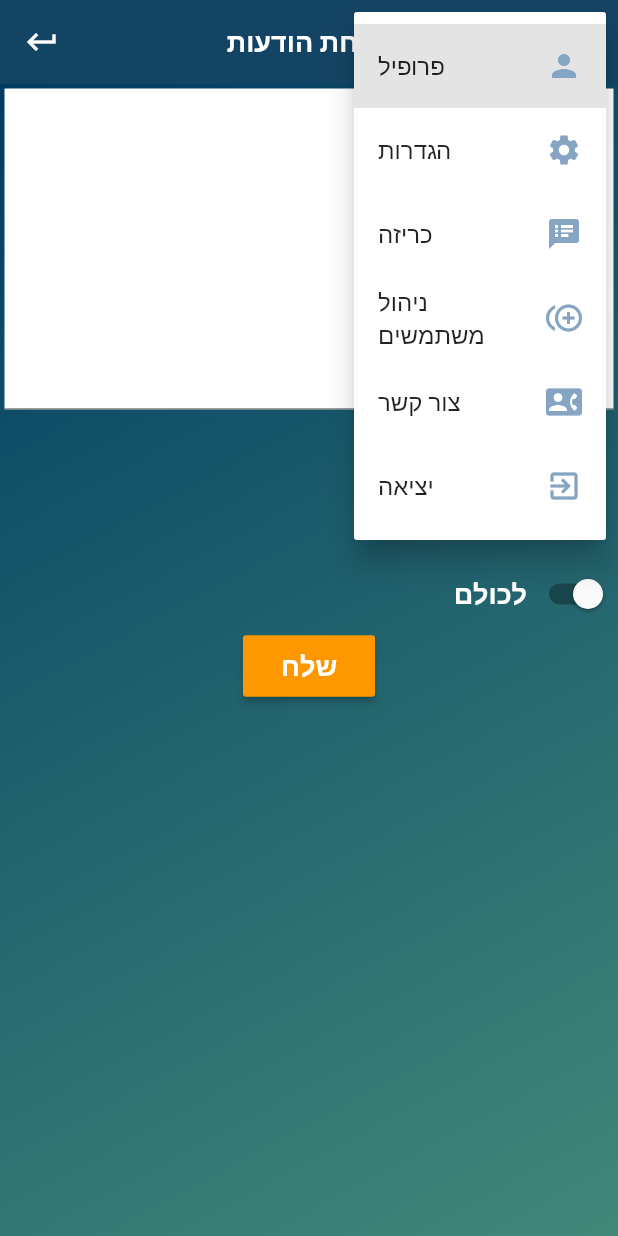
After one commit to mustafma/pamon, a Flutter app: the InstanceMessage screen opened by its route, after a tap on the "list" icon, on a phone screen of 412 x 824 dp. The commit adds this screen. Run offline on Flutter 3.47's test engine with Material 2 defaults, Android fonts, the phone set to English and light mode, and no system bars; our stand-ins replace badges, cloud_firestore, cloud_functions, firebase_auth, firebase_messaging, get_it and 1 more; missing offline and left inert: flutter_emoji; accounts and stored records are empty.

Commit message:
color fix

```diff
--- a/lib/Views/appBar.dart
+++ b/lib/Views/appBar.dart
@@ -34,6 +34,18 @@ class BaseAppBar extends StatelessWidget implements PreferredSizeWidget {
           // onPressed: () {},
         ),
         title: Text('הגדרות'),
+      ),
+    ),
+
+        new PopupMenuItem<int>(
+      value: 6,
+      child: ListTile(
+        trailing: Icon(
+          Icons.speaker_notes,
+          color: Color.fromRGBO(134, 165, 195, 9),
+          // color: Color.fromRGBO(64, 75, 96, 9),
+        ),
+        title: Text('כריזה'),
       ),
     ),
     new PopupMenuItem<int>(
@@ -114,6 +126,9 @@ class BaseAppBar extends StatelessWidget implements PreferredSizeWidget {
                     case 2:
                       _handleSettings(context);
                       break;
+                      case 6:
+                      _handleInstanceMessage(context);
+                      break;
                   }
                 },
               ),
@@ -136,3 +151,8 @@ void _handleSettings(BuildContext context) {
   Navigator.pushNamed(context, '/Settings');
   //return LoginWidget();
 }
+
+void _handleInstanceMessage(BuildContext context) {
+  Navigator.pushNamed(context, '/IM');
+  //return LoginWidget();
+}
--- /dev/null
+++ b/lib/Views/instanseMessage.dart
@@ -0,0 +1,118 @@
+import 'package:BridgeTeam/services/crud.dart';
+import 'package:flutter/material.dart';
+
+import 'appBar.dart';
+
+class InstanceMessage extends StatefulWidget {
+  CrudMethods crudObj = new CrudMethods();
+  InstanceMessage({
+    Key key,
+  });
+  _InstanceMessage createState() => _InstanceMessage();
+}
+
+class _InstanceMessage extends State<InstanceMessage> {
+  GlobalKey<ScaffoldState> _scaffoldKey = GlobalKey<ScaffoldState>();
+  @override
+  Widget build(BuildContext context) {
+    return Scaffold(
+      // backgroundColor: Theme.of(context).primaryColor,
+      key: _scaffoldKey,
+      appBar: BaseAppBar(
+        title: Text('שליחת הודעות',
+            style: TextStyle(
+                color: Colors.white,
+                fontWeight: FontWeight.bold,
+                fontSize: 18)),
+        backButtonVisible: true,
+        appBar: AppBar(),
+      ),
+
+      body: Directionality(
+          textDirection: TextDirection.rtl,
+          child: Container(
+              decoration: new BoxDecoration(
+                  gradient: new LinearGradient(
+                      colors: [
+                        const Color(0xFF003C62),
+                        const Color(0xFF428879)
+                      ],
+                      begin: FractionalOffset.topLeft,
+                      end: FractionalOffset.bottomRight,
+                      stops: [0.0, 1.0],
+                      tileMode: TileMode.clamp)),
+              child: Column(
+                children: <Widget>[
+
+                  Padding(
+                      padding: EdgeInsets.all(3.0),
+                      child: Container(
+                        color: Colors.white,
+                        child: Directionality(
+                            textDirection: TextDirection.rtl,
+                            child: TextField(
+                                keyboardType: TextInputType.multiline,
+                                textInputAction: TextInputAction.newline,
+                                maxLines: 10,
+                                decoration: const InputDecoration(
+                                  fillColor: Colors.white,
+                                ))),
+                      )),
+                  Container(
+                      child: Column(
+                    children: <Widget>[
+                      new Row(children: <Widget>[
+                        Switch(value: false, onChanged: (bool newValue) {}),
+                        new Padding(padding: EdgeInsets.all(1.0)),
+                        Text('רופאים',
+                            style: TextStyle(
+                                color: Colors.white,
+                                fontSize: 18,
+                                fontWeight: FontWeight.bold)),
+                      ]),
+                      new Row(children: <Widget>[
+                        Switch(value: false, onChanged: (bool newValue) {}),
+                        new Padding(padding: EdgeInsets.all(1.0)),
+                        Text('אחים/אחיות',
+                            style: TextStyle(
+                                color: Colors.white,
+                                fontSize: 18,
+                                fontWeight: FontWeight.bold)),
+                      ]),
+                      new Row(children: <Widget>[
+                        Switch(value: false, onChanged: (bool newValue) {}),
+                        new Padding(padding: EdgeInsets.all(1.0)),
+                        Text('לכולם',
+                            style: TextStyle(
+                                color: Colors.white,
+                                fontSize: 18,
+                                fontWeight: FontWeight.bold)),
+                      ]),
+                    ],
+                  )),
+
+                 Container(
+
+                   child:Center(
+                     child:  new RaisedButton(
+
+                    onPressed: ()=>{},
+                    textColor: Colors.white,
+                    color: Colors.orange,
+                    padding: const EdgeInsets.all(8.0),
+                    child: new Text(
+                      "שלח",
+                    style: TextStyle(
+                                color: Colors.white,
+                                fontSize: 18,
+                                fontWeight: FontWeight.bold)),
+                  ),
+
+                   )
+                 )
+
+                ],
+              ))),
+    );
+  }
+}
--- a/lib/main.dart
+++ b/lib/main.dart
@@ -3,6 +3,7 @@ import 'package:BridgeTeam/Views/ui_login.dart';
 import 'package:BridgeTeam/locator.dart';
 import 'package:flutter_localizations/flutter_localizations.dart';
 
+import 'Views/instanseMessage.dart';
 import 'Views/landing_page.dart';
 import 'Views/settings_view.dart';
 
@@ -28,6 +29,7 @@ class MyApp extends StatelessWidget {
         routes: {
           '/SignOut': (context) => LoginWidget(),
           '/Settings': (context) => SettingsWindow(),
+          '/IM': (context) => InstanceMessage(),
         },
         theme: new ThemeData(
           //  primaryColor: Color.fromRGBO(58, 66, 86, 1.0),
```
